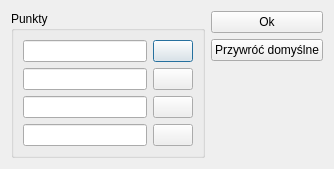
Above: areasettingsdialog.ui from EddieTheHead/ERTCudQt before the change. Below: the same form after it.
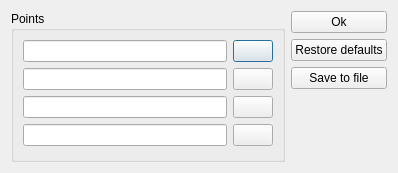
That is the form after the change. Icons and pictures are not drawn.

Commit message: Domyślne miejsce konkursu

```diff
--- a/areasettingsdialog.ui
+++ b/areasettingsdialog.ui
@@ -9,8 +9,8 @@
    <rect>
     <x>0</x>
     <y>0</y>
-    <width>334</width>
-    <height>168</height>
+    <width>398</width>
+    <height>173</height>
    </rect>
   </property>
   <property name="sizePolicy">
@@ -35,7 +35,7 @@
    <item>
     <widget class="QGroupBox" name="groupBox_Points">
      <property name="title">
-      <string>Punkty</string>
+      <string>Points</string>
      </property>
      <layout class="QVBoxLayout" name="verticalLayout">
       <item>
@@ -125,7 +125,14 @@
      <item>
       <widget class="QPushButton" name="pushButton_restore">
        <property name="text">
-        <string>Przywróć domyślne</string>
+        <string>Restore defaults</string>
+       </property>
+      </widget>
+     </item>
+     <item>
+      <widget class="QPushButton" name="pushButton_saveToFile">
+       <property name="text">
+        <string>Save to file</string>
        </property>
       </widget>
      </item>
```
The commit also changes 2 other files.
